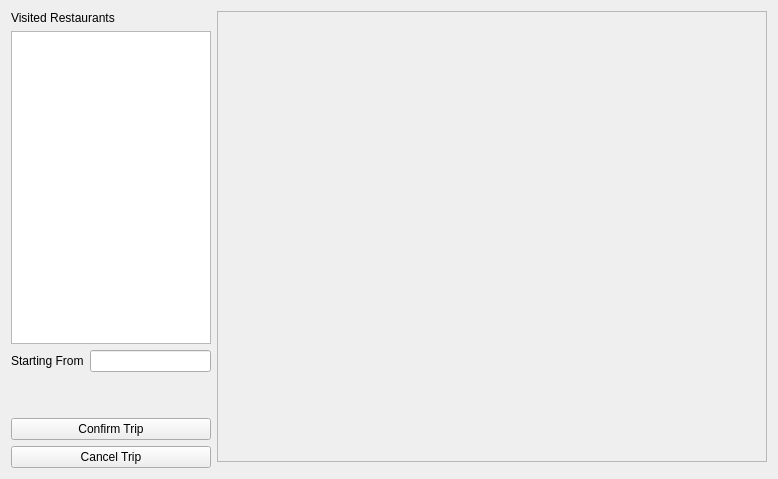
Above: restaurantwidget.ui from jwannamaker/CS1D_FastFoodProject before the change. Below: the same form after it.
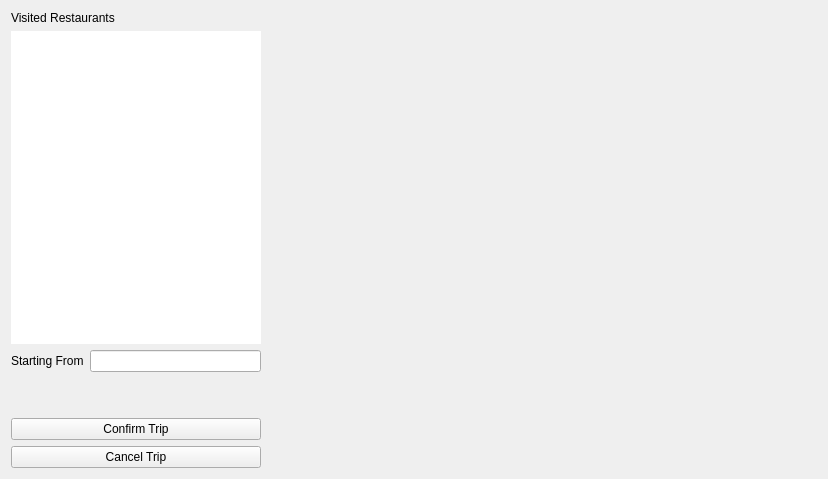
That is the form after the change.

```diff
--- a/restaurantwidget.ui
+++ b/restaurantwidget.ui
@@ -27,12 +27,24 @@
        </item>
        <item>
         <widget class="QListWidget" name="listWidget">
+         <property name="sizePolicy">
+          <sizepolicy hsizetype="Fixed" vsizetype="Expanding">
+           <horstretch>0</horstretch>
+           <verstretch>0</verstretch>
+          </sizepolicy>
+         </property>
          <property name="minimumSize">
           <size>
-           <width>200</width>
+           <width>250</width>
            <height>0</height>
           </size>
          </property>
+         <property name="frameShape">
+          <enum>QFrame::NoFrame</enum>
+         </property>
+         <property name="frameShadow">
+          <enum>QFrame::Plain</enum>
+         </property>
          <property name="editTriggers">
           <set>QAbstractItemView::NoEditTriggers</set>
          </property>
@@ -92,12 +104,33 @@
    </item>
    <item row="0" column="2">
     <widget class="QScrollArea" name="scrollArea_restaurants">
+     <property name="sizePolicy">
+      <sizepolicy hsizetype="Fixed" vsizetype="Expanding">
+       <horstretch>0</horstretch>
+       <verstretch>0</verstretch>
+      </sizepolicy>
+     </property>
      <property name="minimumSize">
       <size>
        <width>550</width>
        <height>0</height>
       </size>
      </property>
+     <property name="frameShape">
+      <enum>QFrame::NoFrame</enum>
+     </property>
+     <property name="frameShadow">
+      <enum>QFrame::Plain</enum>
+     </property>
+     <property name="verticalScrollBarPolicy">
+      <enum>Qt::ScrollBarAlwaysOff</enum>
+     </property>
+     <property name="horizontalScrollBarPolicy">
+      <enum>Qt::ScrollBarAlwaysOff</enum>
+     </property>
+     <property name="sizeAdjustPolicy">
+      <enum>QAbstractScrollArea::AdjustToContents</enum>
+     </property>
      <property name="widgetResizable">
       <bool>true</bool>
      </property>
@@ -106,8 +139,8 @@
        <rect>
         <x>0</x>
         <y>0</y>
-        <width>548</width>
-        <height>461</height>
+        <width>550</width>
+        <height>463</height>
        </rect>
       </property>
      </widget>
```
Left out of the diff: 9 changed lines with no effect on the pictures.
